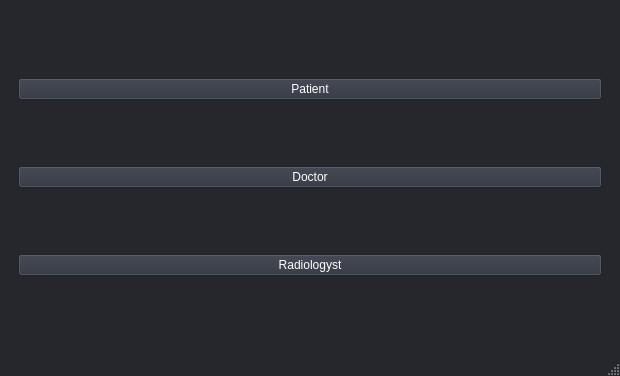
Above: Form.ui from elsobhano/python_AP_fina before the change. Below: the same form after it.
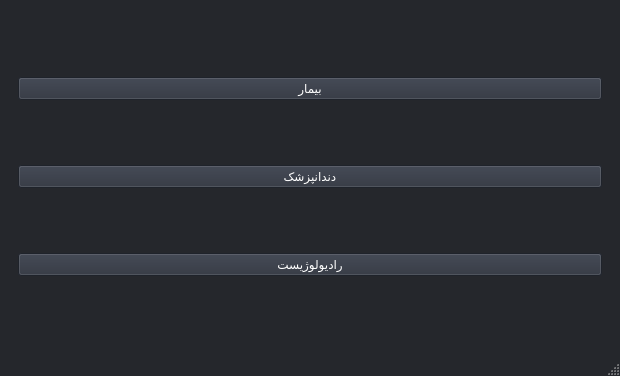
That is the form after the change. The open tabs and pages were chosen to show the change.

```diff
--- a/Form.ui
+++ b/Form.ui
@@ -1280,21 +1280,21 @@
         <item>
          <widget class="QPushButton" name="PatButton">
           <property name="text">
-           <string>Patient</string>
+           <string>بیمار</string>
           </property>
          </widget>
         </item>
         <item>
          <widget class="QPushButton" name="DocButton">
           <property name="text">
-           <string>Doctor</string>
+           <string>دندانپزشک</string>
           </property>
          </widget>
         </item>
         <item>
          <widget class="QPushButton" name="RadioButton">
           <property name="text">
-           <string>Radiologyst</string>
+           <string>رادیولوژیست</string>
           </property>
          </widget>
         </item>
```
Left out of the diff: 2 changed lines with no effect on the pictures.
